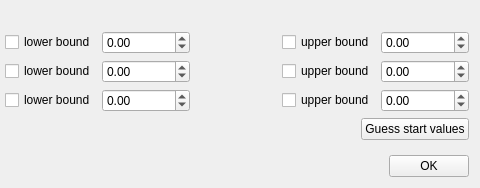
Before: the Qt Designer form pensant/ui/quadraticModelFitParameters.ui in syncope/pensant, drawn with Qt 5; both pictures show x 498 to 978 and y 0 to 188 of the 978 by 188 pixel window.
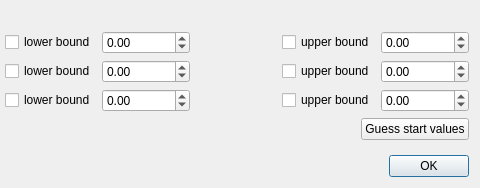
After: the same form once the commit is applied.

Commit message: + updated the default button to "Done", makes handling easier

```diff
--- a/pensant/ui/quadraticModelFitParameters.ui
+++ b/pensant/ui/quadraticModelFitParameters.ui
@@ -43,6 +43,9 @@
          <property name="text">
           <string>OK</string>
          </property>
+         <property name="default">
+          <bool>true</bool>
+         </property>
         </widget>
        </item>
       </layout>
```
The commit also changes 4 other files.
